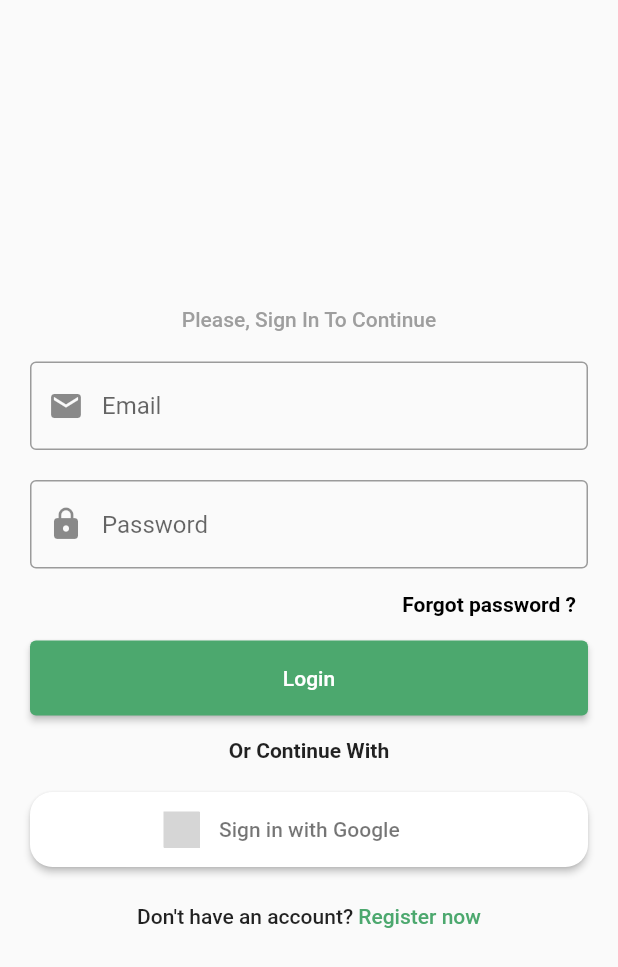
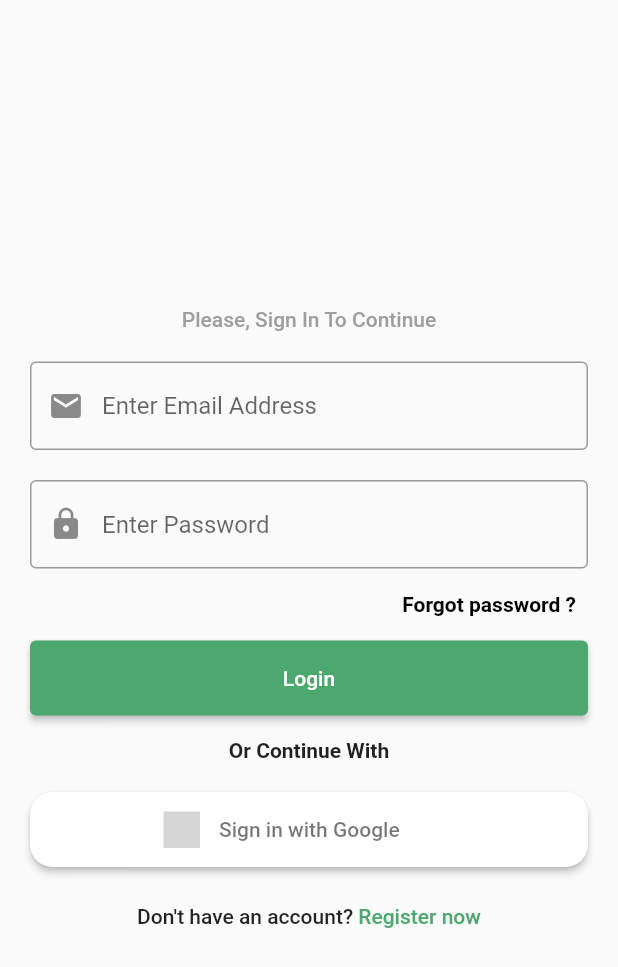
Before and after one commit to Morfz/hijrah_journey, a Flutter app: the screen it shows after launch, on a phone screen of 412 x 824 dp. Shown: the top 967 px of the screen. Run offline on Flutter 3.47's test engine with Material 2 defaults, Android fonts, the phone set to English and light mode, and no system bars; our stand-ins replace dartz, dio, equatable, firebase_auth, firebase_core, flutter_bloc and 5 more; missing offline and left inert: fluid_bottom_nav_bar; accounts and stored records are empty; grey boxes are pictures that could not be loaded.

```diff
--- a/user/lib/presentation/pages/login_page.dart
+++ b/user/lib/presentation/pages/login_page.dart
@@ -135,7 +135,7 @@ class _LoginPageState extends State<LoginPage> {
                               controller: emailController,
                               decoration: const InputDecoration(
                                 prefixIcon: Icon(Icons.email),
-                                hintText: 'Email',
+                                hintText: 'Enter Email Address',
                                 border: OutlineInputBorder(),
                               ),
                               validator: (value) =>
@@ -149,7 +149,7 @@ class _LoginPageState extends State<LoginPage> {
                               obscureText: true,
                               decoration: const InputDecoration(
                                 prefixIcon: Icon(Icons.lock),
-                                hintText: 'Password',
+                                hintText: 'Enter Password',
                                 border: OutlineInputBorder(),
                               ),
                               validator: (value) =>
```
Also changed, not shown: core/lib/presentation/pages/dashboard_page.dart (+1 -10 lines).
